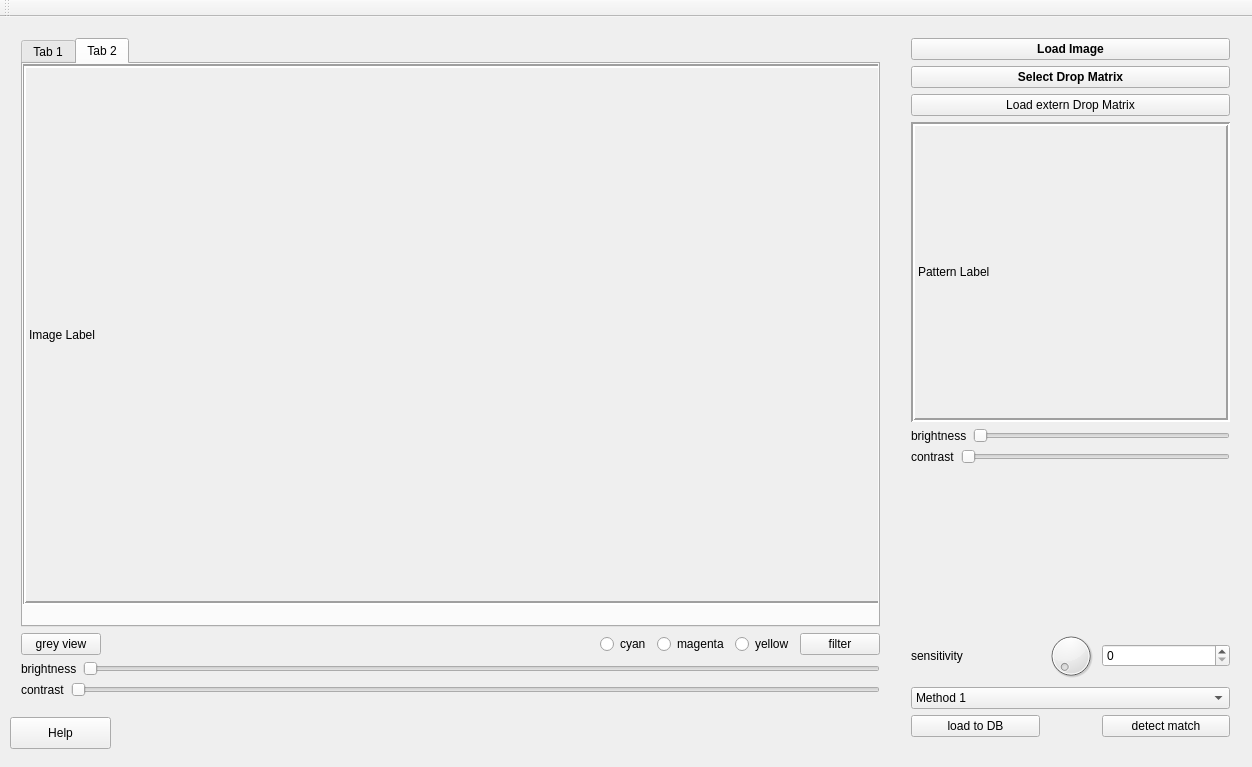
Before: the Qt Designer form dropmatrixmatcher.ui in resa89/dropmatrixmatcher, drawn with Qt 5.
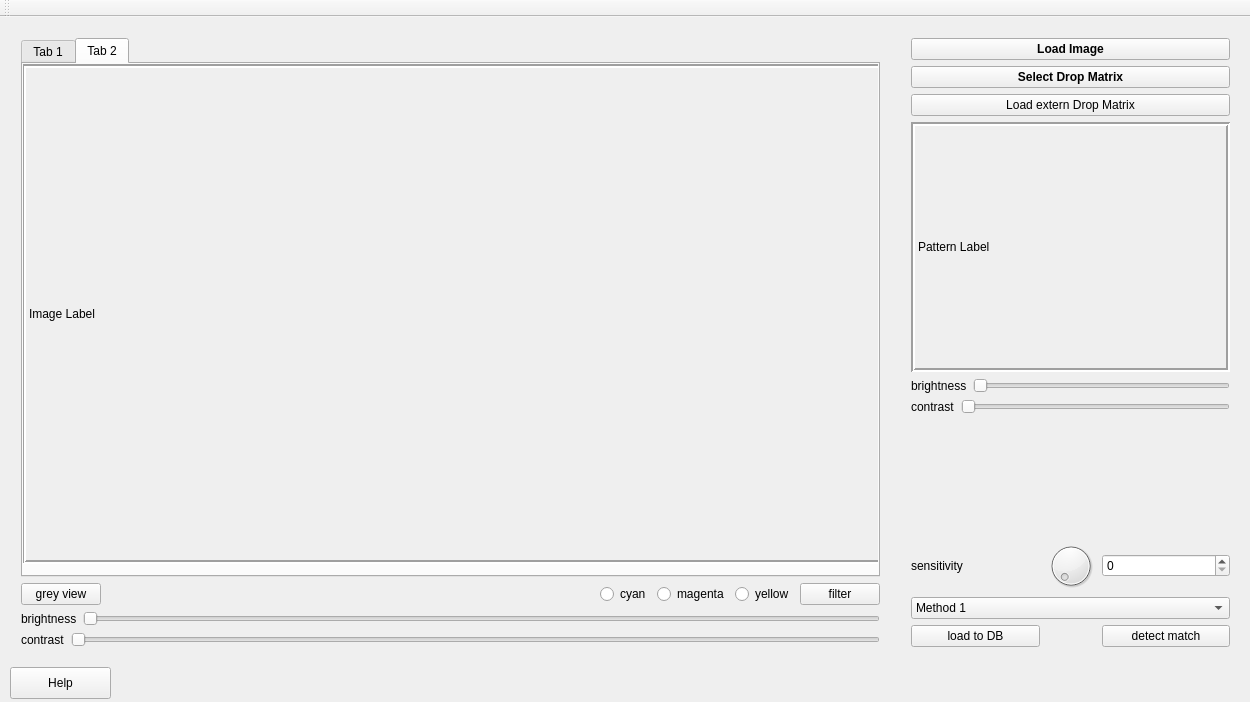
After: the same form once the commit is applied. Custom widgets are drawn as their Qt base class.

What changed in the file:
```diff
--- a/dropmatrixmatcher.ui
+++ b/dropmatrixmatcher.ui
@@ -6,8 +6,8 @@
    <rect>
     <x>0</x>
     <y>0</y>
-    <width>1252</width>
-    <height>763</height>
+    <width>1250</width>
+    <height>702</height>
    </rect>
   </property>
   <property name="minimumSize">
@@ -16,6 +16,12 @@
     <height>0</height>
    </size>
   </property>
+  <property name="maximumSize">
+   <size>
+    <width>16777215</width>
+    <height>762</height>
+   </size>
+  </property>
   <property name="windowTitle">
    <string>MainWindow</string>
   </property>
@@ -23,7 +29,7 @@
    <property name="minimumSize">
     <size>
      <width>1250</width>
-     <height>750</height>
+     <height>650</height>
     </size>
    </property>
    <widget class="QWidget" name="layoutWidget">
@@ -32,7 +38,7 @@
       <x>900</x>
       <y>10</y>
       <width>341</width>
-      <height>721</height>
+      <height>631</height>
      </rect>
     </property>
     <layout class="QVBoxLayout" name="verticalLayout_4">
@@ -86,7 +92,7 @@
          <property name="minimumSize">
           <size>
            <width>300</width>
-           <height>300</height>
+           <height>250</height>
           </size>
          </property>
          <property name="maximumSize">
@@ -275,7 +281,7 @@
       <x>10</x>
       <y>10</y>
       <width>881</width>
-      <height>681</height>
+      <height>631</height>
      </rect>
     </property>
     <layout class="QVBoxLayout" name="verticalLayout_5">
@@ -339,7 +345,7 @@
            <x>-1</x>
            <y>0</y>
            <width>871</width>
-           <height>541</height>
+           <height>500</height>
           </rect>
          </property>
          <property name="minimumSize">
@@ -477,7 +483,7 @@
     <property name="geometry">
      <rect>
       <x>10</x>
-      <y>700</y>
+      <y>650</y>
       <width>101</width>
       <height>32</height>
      </rect>
```
